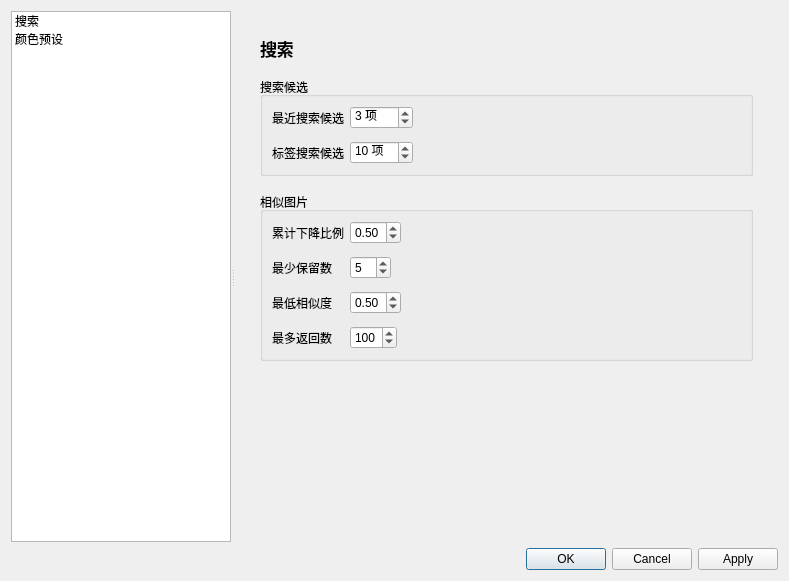
The window that src/ui/dialog_settings.ui (Craftkuro/StickerGenie) describes before a commit, drawn with Qt 5.
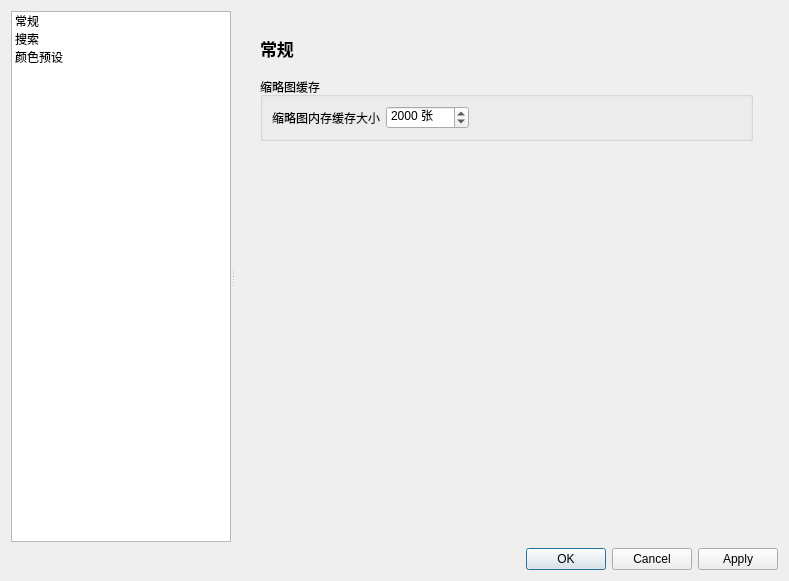
The same window after the commit.

Commit message: misc: 配置对话框增加内存缓存数量和相似图片候选数量

What changed in the file:
```diff
--- a/src/ui/dialog_settings.ui
+++ b/src/ui/dialog_settings.ui
@@ -38,6 +38,11 @@
         <height>16777215</height>
        </size>
       </property>
+      <item>
+       <property name="text">
+        <string>常规</string>
+       </property>
+      </item>
       <item>
        <property name="text">
         <string>搜索</string>
@@ -53,6 +58,120 @@
       <property name="currentIndex">
        <number>0</number>
       </property>
+      <widget class="QWidget" name="pageGeneral">
+       <layout class="QVBoxLayout" name="verticalLayoutGeneralPage">
+        <item>
+         <widget class="QScrollArea" name="scrollAreaGeneral">
+          <property name="frameShape">
+           <enum>QFrame::Shape::NoFrame</enum>
+          </property>
+          <property name="widgetResizable">
+           <bool>true</bool>
+          </property>
+          <widget class="QWidget" name="scrollAreaWidgetContentsGeneral">
+           <property name="geometry">
+            <rect>
+             <x>0</x>
+             <y>0</y>
+             <width>568</width>
+             <height>505</height>
+            </rect>
+           </property>
+           <layout class="QVBoxLayout" name="verticalLayoutGeneralSettings">
+            <property name="leftMargin">
+             <number>16</number>
+            </property>
+            <property name="topMargin">
+             <number>16</number>
+            </property>
+            <property name="rightMargin">
+             <number>16</number>
+            </property>
+            <property name="bottomMargin">
+             <number>16</number>
+            </property>
+            <property name="spacing">
+             <number>16</number>
+            </property>
+            <item>
+             <widget class="QLabel" name="labelGeneralHeading">
+              <property name="font">
+               <font>
+                <pointsize>13</pointsize>
+                <bold>true</bold>
+               </font>
+              </property>
+              <property name="text">
+               <string>常规</string>
+              </property>
+             </widget>
+            </item>
+            <item>
+             <widget class="QGroupBox" name="groupBoxThumbnailCache">
+              <property name="title">
+               <string>缩略图缓存</string>
+              </property>
+              <layout class="QFormLayout" name="formLayoutThumbnailCache">
+               <property name="fieldGrowthPolicy">
+                <enum>QFormLayout::FieldGrowthPolicy::ExpandingFieldsGrow</enum>
+               </property>
+               <property name="verticalSpacing">
+                <number>12</number>
+               </property>
+               <item row="0" column="0">
+                <widget class="QLabel" name="labelThumbnailMemoryCacheSize">
+                 <property name="text">
+                  <string>缩略图内存缓存大小</string>
+                 </property>
+                 <property name="buddy">
+                  <cstring>spinBoxThumbnailMemoryCacheSize</cstring>
+                 </property>
+                </widget>
+               </item>
+               <item row="0" column="1">
+                <widget class="QSpinBox" name="spinBoxThumbnailMemoryCacheSize">
+                 <property name="toolTip">
+                  <string>应用程序内部缓存的缩略图数量，默认2000，调小可节约内存但可能显著影响性能。重启后应用。</string>
+                 </property>
+                 <property name="suffix">
+                  <string> 张</string>
+                 </property>
+                 <property name="minimum">
+                  <number>100</number>
+                 </property>
+                 <property name="maximum">
+                  <number>100000</number>
+                 </property>
+                 <property name="singleStep">
+                  <number>100</number>
+                 </property>
+                 <property name="value">
+                  <number>2000</number>
+                 </property>
+                </widget>
+               </item>
+              </layout>
+             </widget>
+            </item>
+            <item>
+             <spacer name="verticalSpacerGeneralSettings">
+              <property name="orientation">
+               <enum>Qt::Orientation::Vertical</enum>
+              </property>
+              <property name="sizeHint" stdset="0">
+               <size>
+                <width>20</width>
+                <height>40</height>
+               </size>
+              </property>
+             </spacer>
+            </item>
+           </layout>
+          </widget>
+         </widget>
+        </item>
+       </layout>
+      </widget>
       <widget class="QWidget" name="pageSearch">
        <layout class="QVBoxLayout" name="verticalLayoutSearchPage">
         <item>
```
Left out of the diff: 44 changed lines with no effect on the pictures. The commit also changes 7 other files.
